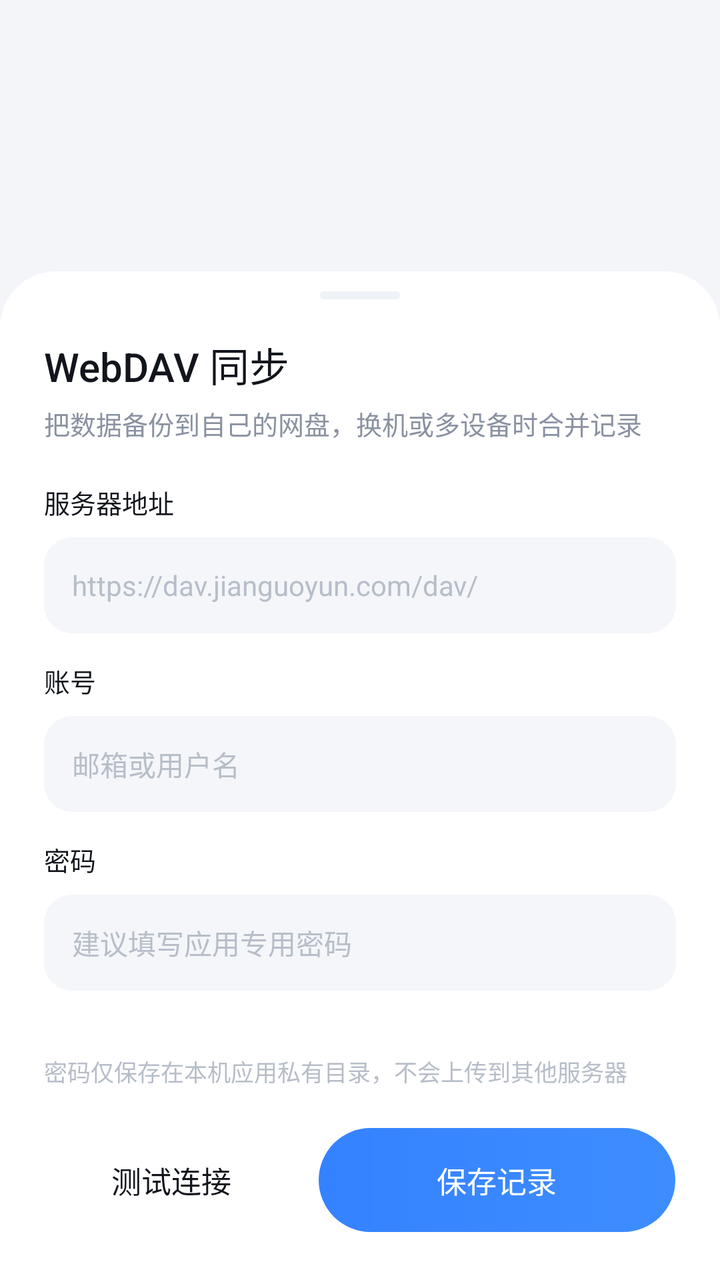
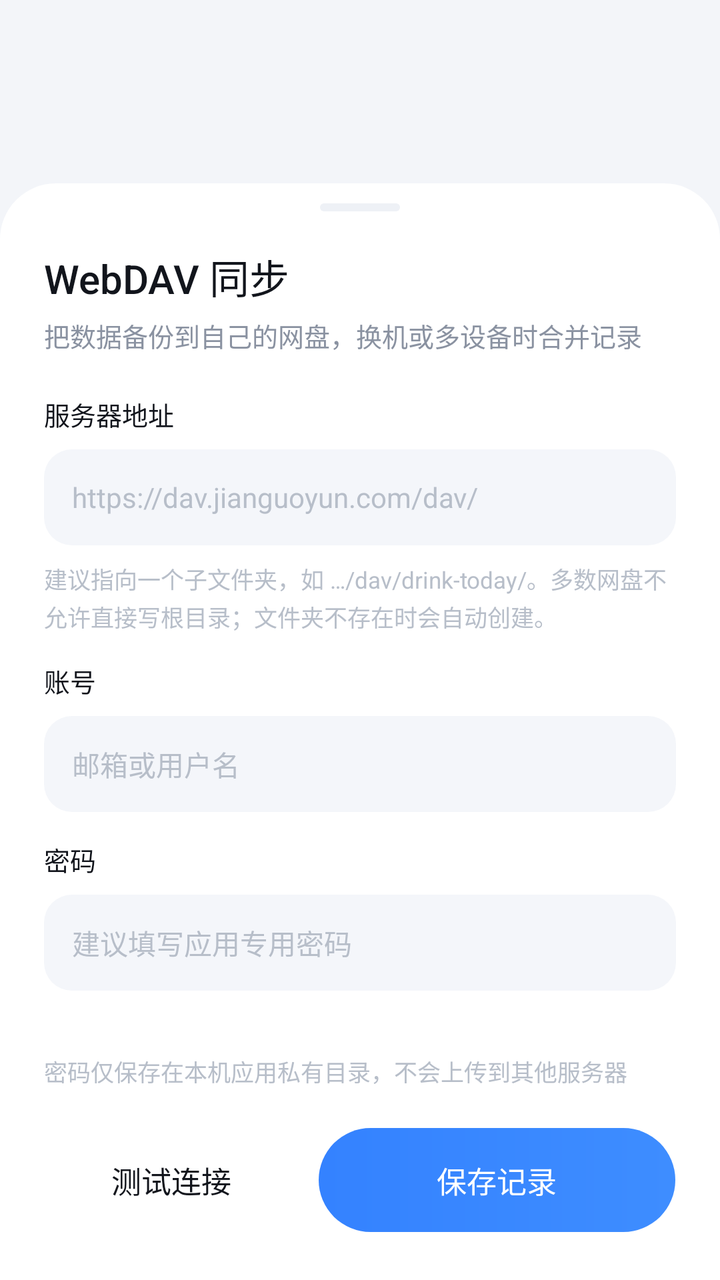

Screens rendered from an Android XML layout before and after an edit, with the pre-edit source and the edit as a unified diff.
<!-- AndroidManifest.xml: application theme Theme.DrinkToday -->
<!-- res/layout/sheet_webdav.xml -->
<?xml version="1.0" encoding="utf-8"?>
<FrameLayout xmlns:android="http://schemas.android.com/apk/res/android"
    android:layout_width="match_parent"
    android:layout_height="match_parent">

    <ScrollView
        android:id="@+id/sheetScroll"
        android:layout_width="match_parent"
        android:layout_height="wrap_content"
        android:layout_gravity="bottom"
        android:background="@android:color/transparent"
        android:overScrollMode="never"
        android:scrollbars="none">

        <LinearLayout
            android:id="@+id/sheetCard"
            android:layout_width="match_parent"
            android:layout_height="wrap_content"
            android:background="@drawable/bg_sheet"
            android:orientation="vertical"
            android:paddingStart="22dp"
            android:paddingTop="10dp"
            android:paddingEnd="22dp"
            android:paddingBottom="24dp">

            <View
                android:layout_width="40dp"
                android:layout_height="4dp"
                android:layout_gravity="center_horizontal"
                android:background="@drawable/bg_handle" />

            <TextView
                android:layout_width="wrap_content"
                android:layout_height="wrap_content"
                android:layout_marginTop="18dp"
                android:fontFamily="sans-serif-medium"
                android:text="@string/webdav_title"
                android:textColor="@color/text_primary"
                android:textSize="20sp" />

            <TextView
                android:layout_width="match_parent"
                android:layout_height="wrap_content"
                android:layout_marginTop="5dp"
                android:text="@string/webdav_subtitle"
                android:textColor="@color/text_secondary"
                android:textSize="13sp" />

            <TextView
                android:layout_width="wrap_content"
                android:layout_height="wrap_content"
                android:layout_marginTop="20dp"
                android:fontFamily="sans-serif-medium"
                android:text="@string/webdav_server"
                android:textColor="@color/text_primary"
                android:textSize="13sp" />

            <EditText
                android:id="@+id/etServer"
                android:layout_width="match_parent"
                android:layout_height="48dp"
                android:layout_marginTop="8dp"
                android:background="@drawable/bg_input"
                android:hint="@string/webdav_server_hint"
                android:importantForAutofill="no"
                android:inputType="textUri"
                android:maxLines="1"
                android:paddingStart="14dp"
                android:paddingEnd="14dp"
                android:textColor="@color/text_primary"
                android:textColorHint="@color/text_tertiary"
                android:textSize="14sp" />

            <TextView
                android:layout_width="wrap_content"
                android:layout_height="wrap_content"
                android:layout_marginTop="14dp"
                android:fontFamily="sans-serif-medium"
                android:text="@string/webdav_user"
                android:textColor="@color/text_primary"
                android:textSize="13sp" />

            <EditText
                android:id="@+id/etUser"
                android:layout_width="match_parent"
                android:layout_height="48dp"
                android:layout_marginTop="8dp"
                android:background="@drawable/bg_input"
                android:hint="@string/webdav_user_hint"
                android:importantForAutofill="no"
                android:inputType="text"
                android:maxLines="1"
                android:paddingStart="14dp"
                android:paddingEnd="14dp"
                android:textColor="@color/text_primary"
                android:textColorHint="@color/text_tertiary"
                android:textSize="14sp" />

            <TextView
                android:layout_width="wrap_content"
                android:layout_height="wrap_content"
                android:layout_marginTop="14dp"
                android:fontFamily="sans-serif-medium"
                android:text="@string/webdav_password"
                android:textColor="@color/text_primary"
                android:textSize="13sp" />

            <EditText
                android:id="@+id/etPassword"
                android:layout_width="match_parent"
                android:layout_height="48dp"
                android:layout_marginTop="8dp"
                android:background="@drawable/bg_input"
                android:hint="@string/webdav_password_hint"
                android:importantForAutofill="no"
                android:inputType="textPassword"
                android:maxLines="1"
                android:paddingStart="14dp"
                android:paddingEnd="14dp"
                android:textColor="@color/text_primary"
                android:textColorHint="@color/text_tertiary"
                android:textSize="14sp" />

            <TextView
                android:id="@+id/tvFile"
                android:layout_width="match_parent"
                android:layout_height="wrap_content"
                android:layout_marginTop="14dp"
                android:includeFontPadding="false"
                android:textColor="@color/text_tertiary"
                android:textSize="11.5sp" />

            <TextView
                android:layout_width="match_parent"
                android:layout_height="wrap_content"
                android:layout_marginTop="4dp"
                android:includeFontPadding="false"
                android:text="@string/webdav_security"
                android:textColor="@color/text_tertiary"
                android:textSize="11.5sp" />

            <LinearLayout
                android:layout_width="match_parent"
                android:layout_height="52dp"
                android:layout_marginTop="20dp"
                android:baselineAligned="false"
                android:orientation="horizontal">

                <TextView
                    android:id="@+id/btnTest"
                    android:layout_width="0dp"
                    android:layout_height="match_parent"
                    android:layout_marginEnd="10dp"
                    android:layout_weight="1"
                    android:background="@drawable/bg_pill_white"
                    android:fontFamily="sans-serif-medium"
                    android:gravity="center"
                    android:text="@string/webdav_test"
                    android:textColor="@color/text_primary"
                    android:textSize="15sp" />

                <TextView
                    android:id="@+id/btnSave"
                    android:layout_width="0dp"
                    android:layout_height="match_parent"
                    android:layout_weight="1.4"
                    android:background="@drawable/bg_pill_accent"
                    android:fontFamily="sans-serif-medium"
                    android:gravity="center"
                    android:text="@string/action_save"
                    android:textColor="@android:color/white"
                    android:textSize="15sp" />
            </LinearLayout>
        </LinearLayout>
    </ScrollView>
</FrameLayout>
<!-- resources referenced by this layout -->
<resources>
  <color name="text_primary">#12151C</color>
  <color name="text_secondary">#8A92A1</color>
  <color name="text_tertiary">#B7BEC9</color>
  <!-- drawable bg_handle (drawable) -->
  <?xml version="1.0" encoding="utf-8"?>
  <shape xmlns:android="http://schemas.android.com/apk/res/android" android:shape="rectangle">
      <solid android:color="@color/divider" />
      <corners android:radius="2dp" />
  </shape>
  <!-- drawable bg_input (drawable) -->
  <?xml version="1.0" encoding="utf-8"?>
  <shape xmlns:android="http://schemas.android.com/apk/res/android" android:shape="rectangle">
      <solid android:color="#F4F6FA" />
      <corners android:radius="14dp" />
  </shape>
  <!-- drawable bg_pill_accent (drawable) -->
  <?xml version="1.0" encoding="utf-8"?>
  <shape xmlns:android="http://schemas.android.com/apk/res/android" android:shape="rectangle">
      <gradient
          android:angle="0"
          android:endColor="#3E8DFF"
          android:startColor="#3482FF"
          android:type="linear" />
      <corners android:radius="26dp" />
  </shape>
  <!-- drawable bg_pill_white (drawable) -->
  <?xml version="1.0" encoding="utf-8"?>
  <shape xmlns:android="http://schemas.android.com/apk/res/android" android:shape="rectangle">
      <solid android:color="@color/surface" />
      <corners android:radius="22dp" />
  </shape>
  <!-- drawable bg_sheet (drawable) -->
  <?xml version="1.0" encoding="utf-8"?>
  <shape xmlns:android="http://schemas.android.com/apk/res/android" android:shape="rectangle">
      <solid android:color="@color/surface" />
      <corners
          android:topLeftRadius="28dp"
          android:topRightRadius="28dp" />
  </shape>
  <string name="action_save">保存记录</string>
  <string name="webdav_password">密码</string>
  <string name="webdav_password_hint">建议填写应用专用密码</string>
  <string name="webdav_security">密码仅保存在本机应用私有目录，不会上传到其他服务器</string>
  <string name="webdav_server">服务器地址</string>
  <string name="webdav_server_hint">https://dav.jianguoyun.com/dav/</string>
  <string name="webdav_subtitle">把数据备份到自己的网盘，换机或多设备时合并记录</string>
  <string name="webdav_test">测试连接</string>
  <string name="webdav_title">WebDAV 同步</string>
  <string name="webdav_user">账号</string>
  <string name="webdav_user_hint">邮箱或用户名</string>
  <style name="Theme.DrinkToday" parent="Theme.DrinkToday.Base" />
  <color name="divider">#EEF1F6</color>
  <color name="surface">#FFFFFF</color>
  <style name="Theme.DrinkToday.Base" parent="Theme.AppCompat.Light.NoActionBar">
          <item name="android:windowBackground">@color/bg</item>
          <item name="android:statusBarColor">@android:color/transparent</item>
          <item name="android:navigationBarColor">@android:color/transparent</item>
          <item name="android:windowLightStatusBar">true</item>
          <item name="android:windowDrawsSystemBarBackgrounds">true</item>
          <item name="colorAccent">@color/accent</item>
          <item name="android:textColorPrimary">@color/text_primary</item>
          <item name="android:fontFamily">sans-serif</item>
      </style>
  <color name="bg">#F3F5F9</color>
  <color name="accent">#3482FF</color>
</resources>

<!-- the commit's change to res/layout/sheet_webdav.xml (unified diff, before → after) -->
@@ -70,6 +70,16 @@
                 android:textColor="@color/text_primary"
                 android:textColorHint="@color/text_tertiary"
                 android:textSize="14sp" />
+
+            <TextView
+                android:layout_width="match_parent"
+                android:layout_height="wrap_content"
+                android:layout_marginTop="8dp"
+                android:includeFontPadding="false"
+                android:lineSpacingExtra="2dp"
+                android:text="@string/webdav_dir_hint"
+                android:textColor="@color/text_tertiary"
+                android:textSize="11.5sp" />
 
             <TextView
                 android:layout_width="wrap_content"
<!-- resource entries referenced after the edit -->
@@ -40,6 +40,7 @@
           android:topRightRadius="28dp" />
   </shape>
   <string name="action_save">保存记录</string>
+  <string name="webdav_dir_hint">建议指向一个子文件夹，如 …/dav/drink-today/。多数网盘不允许直接写根目录；文件夹不存在时会自动创建。</string>
   <string name="webdav_password">密码</string>
   <string name="webdav_password_hint">建议填写应用专用密码</string>
   <string name="webdav_security">密码仅保存在本机应用私有目录，不会上传到其他服务器</string>
